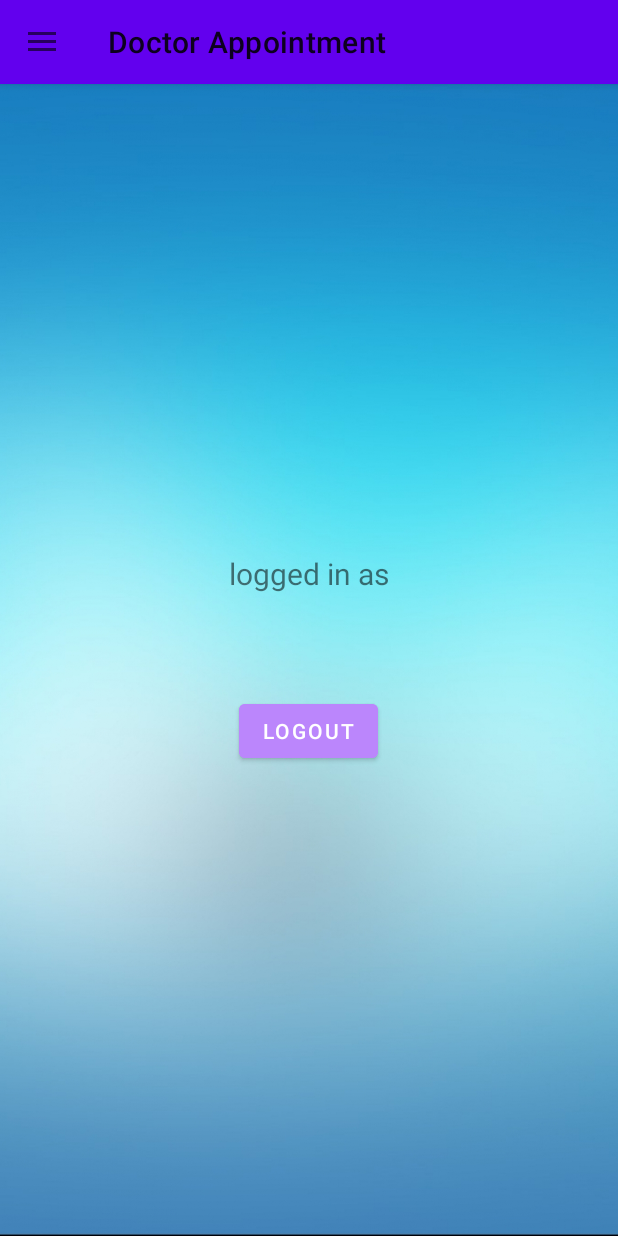
After one commit to utso1707097/HelloDoctor, an Android app: the fragment LogoutFragment placed in its activity, on a phone screen of 412 x 824 dp. The commit adds this screen. Run offline under Robolectric (Android 15) with nearby library versions, the phone set to English and light mode, and no system bars; our stand-ins replace Firebase (no records; nobody signed in at launch, a user with empty details on screens opened directly).

Commit message:
logout implemented in fragment

```diff
--- a/app/build.gradle
+++ b/app/build.gradle
@@ -34,6 +34,7 @@ dependencies {
     implementation 'com.google.android.material:material:1.5.0'
     implementation 'androidx.constraintlayout:constraintlayout:2.1.3'
     implementation 'com.google.firebase:firebase-auth:21.0.3'
+    implementation 'androidx.legacy:legacy-support-v4:1.0.0'
     testImplementation 'junit:junit:4.13.2'
     androidTestImplementation 'androidx.test.ext:junit:1.1.3'
     androidTestImplementation 'androidx.test.espresso:espresso-core:3.4.0'
--- /dev/null
+++ b/app/src/main/java/com/utsobro/hellodoctor/LogoutFragment.java
@@ -0,0 +1,60 @@
+package com.utsobro.hellodoctor;
+
+import android.app.Activity;
+import android.content.Intent;
+import android.os.Bundle;
+
+import androidx.fragment.app.Fragment;
+
+import android.view.LayoutInflater;
+import android.view.View;
+import android.view.ViewGroup;
+import android.widget.Button;
+import android.widget.TextView;
+
+import com.google.firebase.auth.FirebaseAuth;
+import com.google.firebase.auth.FirebaseUser;
+
+public class LogoutFragment extends Fragment {
+
+    private TextView showEmail;
+    private FirebaseAuth firebaseAuth;
+    private Button logoutButton;
+
+    public LogoutFragment() {
+        // Required empty public constructor
+    }
+
+
+
+    @Override
+    public View onCreateView(LayoutInflater inflater, ViewGroup container,
+                             Bundle savedInstanceState) {
+        // Inflate the layout for this fragment
+        View view =inflater.inflate(R.layout.fragment_logout, container, false);
+        showEmail = view.findViewById(R.id.showEmail);
+        firebaseAuth = FirebaseAuth.getInstance();
+        logoutButton = view.findViewById(R.id.logoutButton);
+        checkUser();
+        logoutButton.setOnClickListener(new View.OnClickListener() {
+            @Override
+            public void onClick(View view) {
+                firebaseAuth.signOut();
+                checkUser();
+            }
+        });
+
+        return view;
+    }
+    void checkUser(){
+        FirebaseUser firebaseUser = FirebaseAuth.getInstance().getCurrentUser();
+        if(firebaseUser == null){
+            startActivity(new Intent(getActivity(),LoginActivity.class));
+            ((Activity) getActivity()).overridePendingTransition(0,0);
+        }
+        else{
+            String email = firebaseUser.getEmail();
+            showEmail.setText(email);
+        }
+    }
+}
--- a/app/src/main/java/com/utsobro/hellodoctor/ProfileActivity.java
+++ b/app/src/main/java/com/utsobro/hellodoctor/ProfileActivity.java
@@ -7,6 +7,9 @@ import androidx.appcompat.app.AppCompatActivity;
 import androidx.appcompat.widget.Toolbar;
 import androidx.core.view.GravityCompat;
 import androidx.drawerlayout.widget.DrawerLayout;
+import androidx.fragment.app.Fragment;
+import androidx.fragment.app.FragmentManager;
+import androidx.fragment.app.FragmentTransaction;
 import androidx.transition.Slide;
 
 import android.content.Intent;
@@ -68,7 +71,8 @@ public class ProfileActivity extends AppCompatActivity {
                     Toast.makeText(ProfileActivity.this,"AboutUs",Toast.LENGTH_SHORT).show();
                 }
                 else if(id == R.id.optLogOut){
-                    Toast.makeText(ProfileActivity.this,"LogOut",Toast.LENGTH_SHORT).show();
+                    //logout fragment implementation
+                    loadFragment(new LogoutFragment());
                 }
                 drawerLayout.closeDrawer(GravityCompat.START);
 
@@ -92,4 +96,11 @@ public class ProfileActivity extends AppCompatActivity {
             super.onBackPressed();
         }
     }
+    private void loadFragment(Fragment fragment){
+        FragmentManager fragmentManager = getSupportFragmentManager();
+        FragmentTransaction fragmentTransaction = fragmentManager.beginTransaction();
+        fragmentTransaction.add(R.id.container,fragment);
+        fragmentTransaction.commit();
+
+    }
 }
--- /dev/null
+++ b/app/src/main/res/layout/fragment_logout.xml
@@ -0,0 +1,40 @@
+<?xml version="1.0" encoding="utf-8"?>
+<LinearLayout xmlns:android="http://schemas.android.com/apk/res/android"
+    xmlns:tools="http://schemas.android.com/tools"
+    android:layout_width="match_parent"
+    android:layout_height="match_parent"
+    tools:context=".LogoutFragment"
+    android:background="@drawable/background"
+    android:gravity="center"
+    android:orientation="vertical">
+
+    <!-- TODO: Update blank fragment layout -->
+    <TextView
+        android:layout_width="match_parent"
+        android:layout_height="wrap_content"
+        android:text="logged in as"
+        android:gravity="center"
+        android:textSize="20sp"
+        android:layout_marginBottom="20dp"
+        />
+
+    <TextView
+        android:id="@+id/showEmail"
+        android:layout_width="match_parent"
+        android:layout_height="wrap_content"
+        android:gravity="center"
+        android:textSize="20sp"
+        android:layout_marginBottom="20dp"
+        style="@style/TextAppearance.MaterialComponents.Headline5"
+
+        />
+
+    <Button
+        android:layout_width="wrap_content"
+        android:layout_height="wrap_content"
+        android:text="Logout"
+        android:id="@+id/logoutButton"
+        android:backgroundTint="@color/purple_200"
+        />
+
+</LinearLayout>
--- a/app/src/main/res/values/strings.xml
+++ b/app/src/main/res/values/strings.xml
@@ -2,4 +2,6 @@
     <string name="app_name">Doctor Appointment</string>
     <string name="openDrawer">Open navigation drawer</string>
     <string name="closeDrawer">Close navigation drawer</string>
+    <!-- TODO: Remove or change this placeholder text -->
+    <string name="hello_blank_fragment">Hello blank fragment</string>
 </resources>
```
